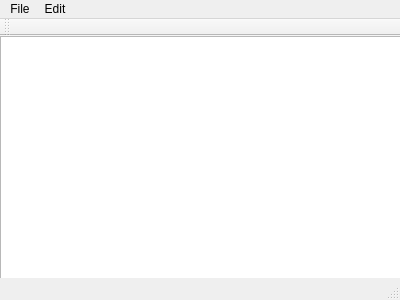
Qt form ComPyth/mainwindow.ui (SquadChia/ComPython) before a commit.
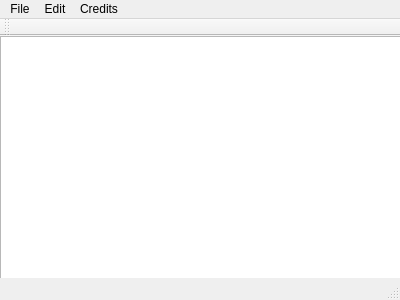
The same form after that commit.

The edit to the form file:
```diff
--- a/ComPyth/mainwindow.ui
+++ b/ComPyth/mainwindow.ui
@@ -55,8 +55,15 @@
     <addaction name="actionUndo"/>
     <addaction name="actionRedo"/>
    </widget>
+   <widget class="QMenu" name="menuCredits">
+    <property name="title">
+     <string>Credits</string>
+    </property>
+    <addaction name="actionShow_Creators"/>
+   </widget>
    <addaction name="menuFile"/>
    <addaction name="menuEdit"/>
+   <addaction name="menuCredits"/>
   </widget>
   <widget class="QToolBar" name="mainToolBar">
    <attribute name="toolBarArea">
```
Left out of the diff: 5 changed lines with no effect on the pictures.
